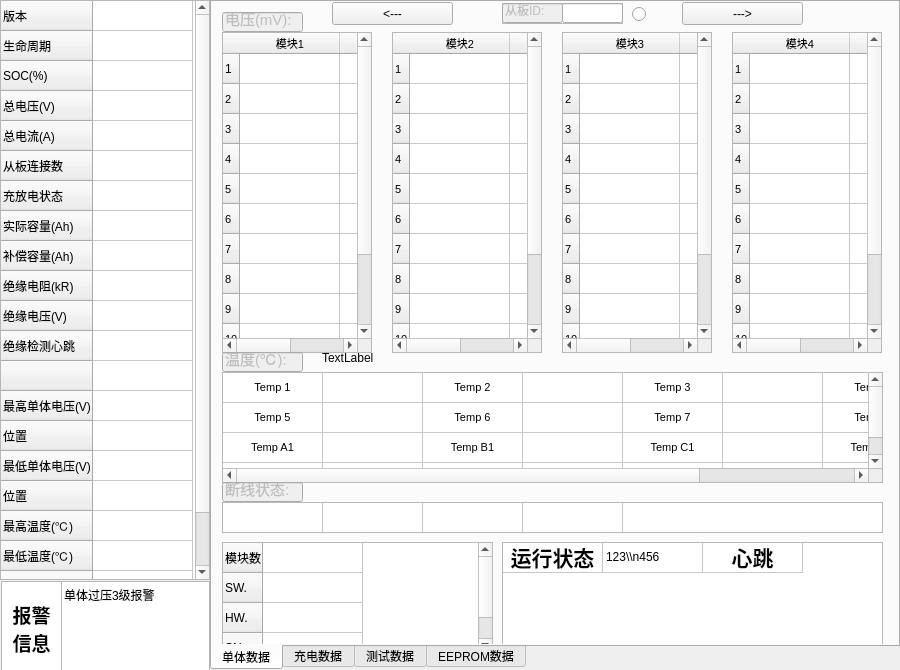
The window that tkbmwidget.ui (519822108/TKBM200V3) describes before a commit, drawn with Qt 5.
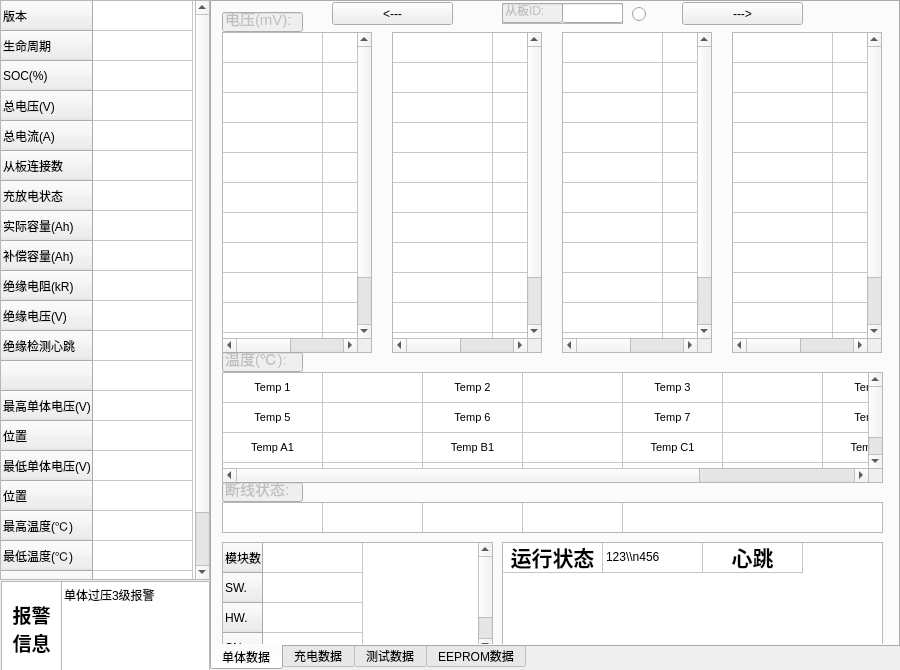
The same window after the commit. The open tabs and pages were chosen to show the change.

What changed in the file:
```diff
--- a/tkbmwidget.ui
+++ b/tkbmwidget.ui
@@ -488,10 +488,10 @@
       <enum>Qt::LeftToRight</enum>
      </property>
      <attribute name="horizontalHeaderVisible">
-      <bool>true</bool>
+      <bool>false</bool>
      </attribute>
      <attribute name="verticalHeaderVisible">
-      <bool>true</bool>
+      <bool>false</bool>
      </attribute>
      <row>
       <property name="text">
@@ -624,6 +624,12 @@
       </property>
      </column>
      <item row="0" column="0">
+      <property name="text">
+       <string/>
+      </property>
+      <property name="textAlignment">
+       <set>AlignCenter</set>
+      </property>
       <property name="flags">
        <set>ItemIsDragEnabled|ItemIsUserCheckable|ItemIsEnabled</set>
       </property>
@@ -891,6 +897,9 @@
       <property name="text">
        <string/>
       </property>
+      <property name="textAlignment">
+       <set>AlignCenter</set>
+      </property>
       <property name="flags">
        <set>ItemIsDragEnabled|ItemIsUserCheckable|ItemIsEnabled</set>
       </property>
@@ -943,10 +952,10 @@
       </rect>
      </property>
      <attribute name="horizontalHeaderVisible">
-      <bool>true</bool>
+      <bool>false</bool>
      </attribute>
      <attribute name="verticalHeaderVisible">
-      <bool>true</bool>
+      <bool>false</bool>
      </attribute>
      <row>
       <property name="text">
@@ -1367,6 +1376,9 @@
       <property name="text">
        <string/>
       </property>
+      <property name="textAlignment">
+       <set>AlignCenter</set>
+      </property>
       <property name="flags">
        <set>ItemIsDragEnabled|ItemIsUserCheckable|ItemIsEnabled</set>
       </property>
@@ -1419,10 +1431,10 @@
       </rect>
      </property>
      <attribute name="horizontalHeaderVisible">
-      <bool>true</bool>
+      <bool>false</bool>
      </attribute>
      <attribute name="verticalHeaderVisible">
-      <bool>true</bool>
+      <bool>false</bool>
      </attribute>
      <row>
       <property name="text">
@@ -1843,6 +1855,9 @@
       <property name="text">
        <string/>
       </property>
+      <property name="textAlignment">
+       <set>AlignCenter</set>
+      </property>
       <property name="flags">
        <set>ItemIsDragEnabled|ItemIsUserCheckable|ItemIsEnabled</set>
       </property>
@@ -1895,10 +1910,10 @@
       </rect>
      </property>
      <attribute name="horizontalHeaderVisible">
-      <bool>true</bool>
+      <bool>false</bool>
      </attribute>
      <attribute name="verticalHeaderVisible">
-      <bool>true</bool>
+      <bool>false</bool>
      </attribute>
      <row>
       <property name="text">
@@ -2319,6 +2334,9 @@
       <property name="text">
        <string/>
       </property>
+      <property name="textAlignment">
+       <set>AlignCenter</set>
+      </property>
       <property name="flags">
        <set>ItemIsDragEnabled|ItemIsUserCheckable|ItemIsEnabled</set>
       </property>
@@ -3232,19 +3250,6 @@
       <string/>
      </property>
     </widget>
-    <widget class="QLabel" name="label">
-     <property name="geometry">
-      <rect>
-       <x>110</x>
-       <y>350</y>
-       <width>54</width>
-       <height>12</height>
-      </rect>
-     </property>
-     <property name="text">
-      <string>TextLabel</string>
-     </property>
-    </widget>
    </widget>
    <widget class="QWidget" name="tab_2">
     <attribute name="title">
```
Left out of the diff: 136 changed lines with no effect on the pictures.
